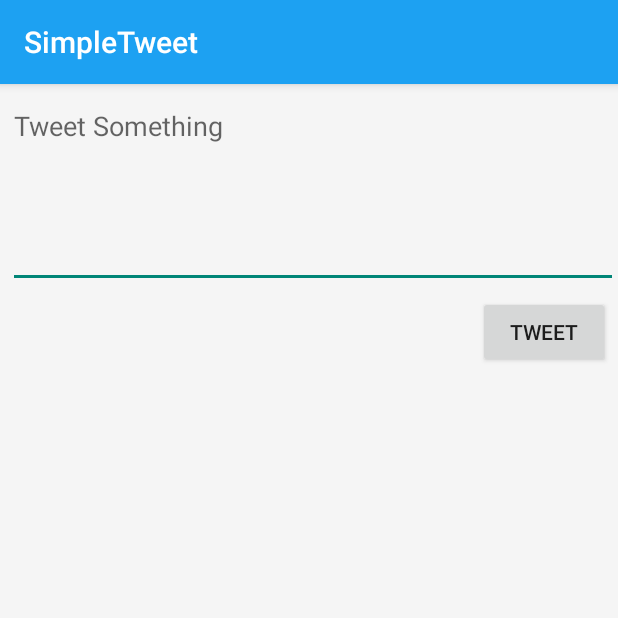
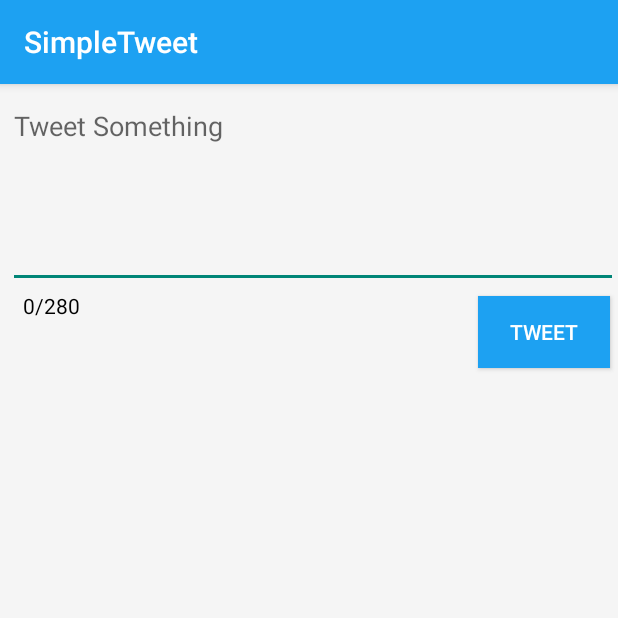
Before and after one commit to sangokey/SimpleTweet, an Android app: the ComposeActivity screen opened directly, with no data from a screen before it, on a phone screen of 412 x 824 dp, the top half of it. Run offline under Robolectric (Android 15) with nearby library versions, the phone set to English and light mode, and no system bars; our stand-ins replace Room's generated code; libraries missing offline, so code that uses them is left out: com.codepath.asynchttpclient, com.facebook.stetho, org.parceler; 1 statement that could not run was skipped.

Commit message:
Added Character Count Tracker

```diff
--- a/app/src/main/java/com/codepath/apps/restclienttemplate/ComposeActivity.java
+++ b/app/src/main/java/com/codepath/apps/restclienttemplate/ComposeActivity.java
@@ -3,11 +3,15 @@ package com.codepath.apps.restclienttemplate;
 import androidx.appcompat.app.AppCompatActivity;
 
 import android.content.Intent;
+import android.graphics.Color;
 import android.os.Bundle;
+import android.text.Editable;
+import android.text.TextWatcher;
 import android.util.Log;
 import android.view.View;
 import android.widget.Button;
 import android.widget.EditText;
+import android.widget.TextView;
 import android.widget.Toast;
 
 import com.codepath.apps.restclienttemplate.models.Tweet;
@@ -21,10 +25,11 @@ import okhttp3.Headers;
 public class ComposeActivity extends AppCompatActivity {
 
     public static final String TAG = "ComposeActivity";
-    public static final int MAX_TWEET_LENGTH = 140;
+    public static final int MAX_TWEET_LENGTH = 280;
 
     EditText etCompose;
     Button btnTweet;
+    TextView tvCount;
 
     TwitterClient client;
 
@@ -37,6 +42,31 @@ public class ComposeActivity extends AppCompatActivity {
 
         etCompose = findViewById(R.id.etCompose);
         btnTweet = findViewById(R.id.btnTweet);
+        tvCount = findViewById(R.id.tvCount);
+
+        tvCount.setText("0/280");
+
+        // Text Change Listener
+        etCompose.addTextChangedListener(new TextWatcher() {
+            @Override
+            public void beforeTextChanged(CharSequence s, int start, int count, int after) {
+            }
+
+            @Override
+            public void onTextChanged(CharSequence s, int start, int before, int count) {
+                tvCount.setText(String.valueOf(s.toString().length()) + "/280");
+                if(s.toString().length() > 280){
+                    tvCount.setTextColor(Color.parseColor("#FF0000"));
+                }else{
+                    tvCount.setTextColor(Color.parseColor("#000000"));
+                }
+            }
+
+            @Override
+            public void afterTextChanged(Editable s) {
+
+            }
+        });
 
         // Set click listener on button
         btnTweet.setOnClickListener(new View.OnClickListener() {
@@ -51,7 +81,6 @@ public class ComposeActivity extends AppCompatActivity {
                     Toast.makeText(ComposeActivity.this, "Sorry, your tweet is too long", Toast.LENGTH_LONG).show();
                     return;
                 }
-                Toast.makeText(ComposeActivity.this, tweetContent, Toast.LENGTH_LONG).show();
                 // Make an PAI call to Twitter to publish the tweet
                 client.publishTweet(tweetContent, new JsonHttpResponseHandler() {
                     @Override
--- a/app/src/main/res/layout/activity_compose.xml
+++ b/app/src/main/res/layout/activity_compose.xml
@@ -30,6 +30,19 @@
         android:layout_alignParentBottom="false"
         android:layout_marginTop="5dp"
         android:layout_marginEnd="5dp"
-        android:text="@string/tweet" />
+        android:background="#1DA1F2"
+        android:text="@string/tweet"
+        android:textColor="#FFFFFF" />
+
+    <TextView
+        android:id="@+id/tvCount"
+        android:layout_width="wrap_content"
+        android:layout_height="wrap_content"
+        android:layout_below="@+id/etCompose"
+        android:layout_alignParentStart="true"
+        android:layout_marginStart="15dp"
+        android:layout_marginTop="2dp"
+        android:textColor="#000000"
+        tools:text="0/280" />
 
 </RelativeLayout>
```
Also changed, not shown: 1 other file.
